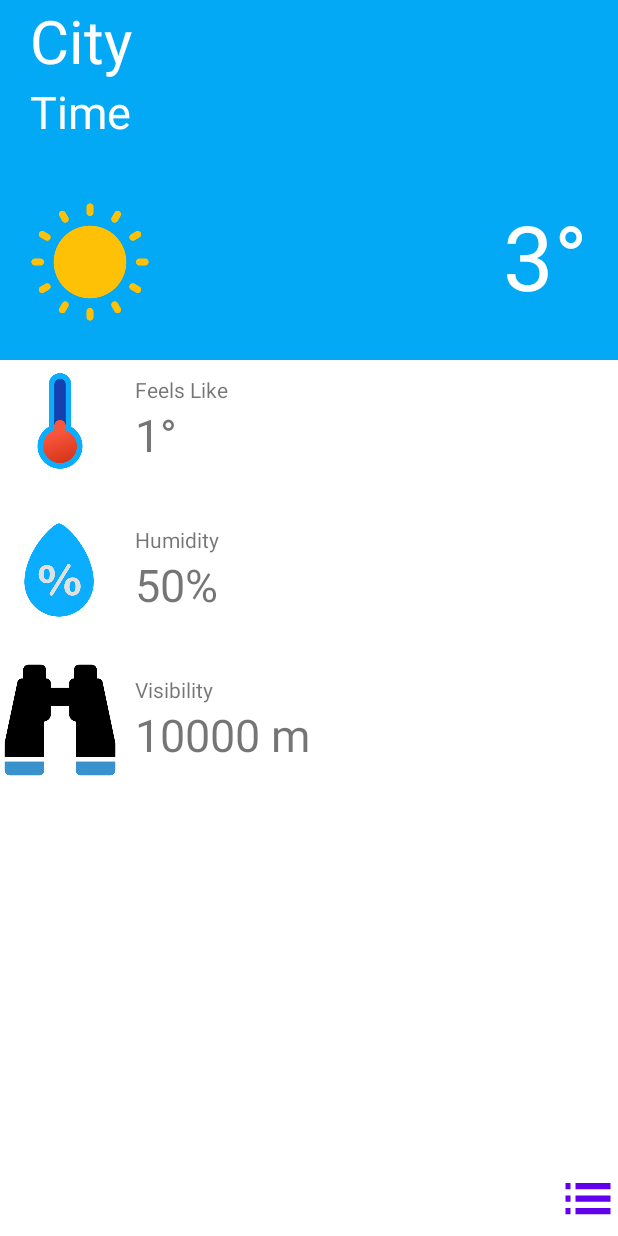
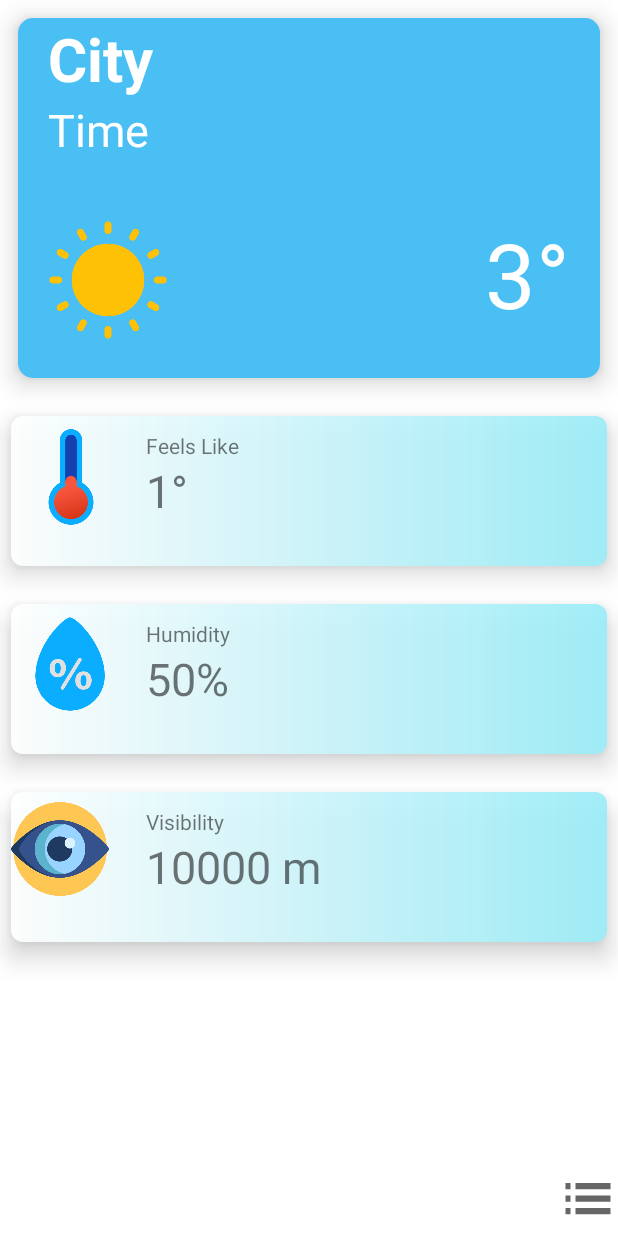
Before and after one commit to huypham85/Weather-Now-App, an Android app: the MainActivity screen opened directly, with no data from a screen before it, on a phone screen of 412 x 824 dp. Run offline under Robolectric (Android 15) with nearby library versions, the phone set to English and light mode, and no system bars; 9 statements that could not run were skipped.

Commit message:
update UI

```diff
--- a/app/src/main/AndroidManifest.xml
+++ b/app/src/main/AndroidManifest.xml
@@ -10,7 +10,8 @@
         android:label="@string/app_name"
         android:roundIcon="@mipmap/ic_launcher_round"
         android:supportsRtl="true"
-        android:theme="@style/Theme.Weatherapp">
+        android:theme="@style/Theme.Weatherapp"
+        >
         <activity android:name=".SearchActivity"></activity>
         <activity android:name=".ListActivity">
             <intent-filter>
--- a/app/src/main/java/com/example/weatherapp/SearchActivity.java
+++ b/app/src/main/java/com/example/weatherapp/SearchActivity.java
@@ -11,6 +11,7 @@ import android.util.Log;
 import android.view.View;
 import android.widget.Button;
 import android.widget.EditText;
+import android.widget.ImageButton;
 import android.widget.ImageView;
 import android.widget.TextView;
 
@@ -23,7 +24,7 @@ import java.util.Locale;
 import java.util.concurrent.ExecutionException;
 
 public class SearchActivity extends AppCompatActivity {
-    Button btn;
+    ImageButton btn;
     EditText edt;
     String City;
     String Key="f4091b970e2542dc7791f8719512ecb1";
@@ -71,6 +72,7 @@ public class SearchActivity extends AppCompatActivity {
                 .putExtra("image",bitmap)
                 ;
          SearchActivity.this.startActivityForResult(intent, ListActivity.REQUEST_FROM_MAIN);
+         finish();
     }
 
     @Override
@@ -79,6 +81,7 @@ public class SearchActivity extends AppCompatActivity {
         setContentView(R.layout.activity_search);
         btn= findViewById(R.id.btn);
         edt = findViewById(R.id.edt);
+        getSupportActionBar().setTitle("Search");
     }
 
     @Override
--- /dev/null
+++ b/app/src/main/res/drawable/bg1.xml
@@ -0,0 +1,13 @@
+<?xml version="1.0" encoding="utf-8"?>
+<shape xmlns:android="http://schemas.android.com/apk/res/android"
+    android:shape="rectangle">
+    <solid android:color="#eeffffff" />
+    <corners android:bottomRightRadius="8dp"
+        android:bottomLeftRadius="8dp"
+        android:topRightRadius="8dp"
+        android:topLeftRadius="8dp"/>
+    <gradient
+        android:startColor="@color/white"
+        android:endColor="#9BEDF8"
+        />
+</shape>
--- /dev/null
+++ b/app/src/main/res/drawable/bg_weather.xml
@@ -0,0 +1,10 @@
+<?xml version="1.0" encoding="utf-8"?>
+<shape xmlns:android="http://schemas.android.com/apk/res/android"
+    android:shape="rectangle"
+    >
+    <solid android:color="#4ABFF4" />
+    <corners android:bottomRightRadius="10dp"
+        android:bottomLeftRadius="10dp"
+        android:topRightRadius="10dp"
+        android:topLeftRadius="10dp"/>
+</shape>
--- a/app/src/main/res/drawable/ic_baseline_add_circle_outline_24.xml
+++ b/app/src/main/res/drawable/ic_baseline_add_circle_outline_24.xml
@@ -3,8 +3,8 @@
     android:height="24dp"
     android:viewportWidth="24"
     android:viewportHeight="24"
-    android:tint="?attr/colorControlNormal">
+    android:tint="#913232">
   <path
-      android:fillColor="@android:color/white"
+      android:fillColor="@color/purple_200"
       android:pathData="M13,7h-2v4L7,11v2h4v4h2v-4h4v-2h-4L13,7zM12,2C6.48,2 2,6.48 2,12s4.48,10 10,10 10,-4.48 10,-10S17.52,2 12,2zM12,20c-4.41,0 -8,-3.59 -8,-8s3.59,-8 8,-8 8,3.59 8,8 -3.59,8 -8,8z"/>
 </vector>
--- a/app/src/main/res/drawable/ic_baseline_list_24.xml
+++ b/app/src/main/res/drawable/ic_baseline_list_24.xml
@@ -5,6 +5,6 @@
     android:viewportHeight="24"
     android:tint="?attr/colorControlNormal">
   <path
-      android:fillColor="@android:color/white"
+      android:fillColor="@color/black"
       android:pathData="M3,13h2v-2L3,11v2zM3,17h2v-2L3,15v2zM3,9h2L5,7L3,7v2zM7,13h14v-2L7,11v2zM7,17h14v-2L7,15v2zM7,7v2h14L21,7L7,7z"/>
 </vector>
--- /dev/null
+++ b/app/src/main/res/drawable/ic_baseline_search_24.xml
@@ -0,0 +1,6 @@
+<vector android:alpha="0.8" android:height="24dp"
+    android:tint="#0791A3" android:viewportHeight="24"
+
+    android:viewportWidth="24" android:width="24dp" xmlns:android="http://schemas.android.com/apk/res/android">
+    <path android:fillColor="@android:color/white" android:pathData="M15.5,14h-0.79l-0.28,-0.27C15.41,12.59 16,11.11 16,9.5 16,5.91 13.09,3 9.5,3S3,5.91 3,9.5 5.91,16 9.5,16c1.61,0 3.09,-0.59 4.23,-1.57l0.27,0.28v0.79l5,4.99L20.49,19l-4.99,-5zM9.5,14C7.01,14 5,11.99 5,9.5S7.01,5 9.5,5 14,7.01 14,9.5 11.99,14 9.5,14z"/>
+</vector>
--- a/app/src/main/res/layout/activity_main.xml
+++ b/app/src/main/res/layout/activity_main.xml
@@ -8,13 +8,17 @@
     <RelativeLayout
         android:id="@+id/rlWeather"
         android:layout_width="wrap_content"
-        android:layout_height="wrap_content"
+        android:layout_height="match_parent"
         >
         <RelativeLayout
             android:id="@+id/rlMain"
             android:layout_width="match_parent"
             android:layout_height="240dp"
-            android:background="#03A9F4">
+            android:layout_marginLeft="12dp"
+            android:layout_marginTop="12dp"
+            android:layout_marginRight="12dp"
+            android:elevation="10dp"
+            android:background="@drawable/bg_weather">
 
             <TextView
                 android:id="@+id/txtCity"
@@ -22,6 +26,7 @@
                 android:layout_height="wrap_content"
                 android:layout_marginLeft="20dp"
                 android:fontFamily="sans-serif"
+                android:textStyle="bold"
                 android:text="City"
                 android:textColor="#ffff"
                 android:textSize="40dp" />
@@ -62,100 +67,120 @@
             android:layout_width="match_parent"
             android:layout_height="100dp"
             android:layout_below="@id/rlMain"
+            android:layout_marginTop="25dp"
+            android:elevation="10dp"
+            android:background="@drawable/bg1"
+            android:layout_marginLeft="7dp"
+            android:layout_marginRight="7dp"
             >
+
             <ImageView
                 android:id="@+id/imgFeel"
                 android:layout_width="80dp"
                 android:layout_height="80dp"
-                android:src="@drawable/feel_like"
-                />
+                android:src="@drawable/feel_like" />
+
             <TextView
                 android:id="@+id/txtTitleFeel"
                 android:layout_width="wrap_content"
                 android:layout_height="wrap_content"
-                android:text="Feels Like"
+                android:layout_marginLeft="90dp"
                 android:layout_marginTop="10dp"
-                android:layout_marginLeft="90dp"
                 android:fontFamily="sans-serif"
-                />
+                android:text="Feels Like" />
+
             <TextView
                 android:id="@+id/txtValueFeel"
                 android:layout_width="wrap_content"
                 android:layout_height="wrap_content"
-                android:text="1°"
                 android:layout_below="@+id/txtTitleFeel"
                 android:layout_marginLeft="90dp"
-                android:textSize="30dp"
                 android:fontFamily="sans-serif"
-                />
+                android:text="1°"
+                android:textSize="30dp" />
         </RelativeLayout>
+
         <RelativeLayout
             android:id="@+id/rlHumidity"
             android:layout_width="match_parent"
             android:layout_height="100dp"
             android:layout_below="@id/rlFeel"
-            >
+            android:layout_marginTop="25dp"
+            android:elevation="10dp"
+            android:background="@drawable/bg1"
+            android:layout_marginLeft="7dp"
+            android:layout_marginRight="7dp">
+
             <ImageView
                 android:id="@+id/imgHumidity"
                 android:layout_width="80dp"
                 android:layout_height="80dp"
-                android:src="@drawable/humidity"
-                />
+                android:src="@drawable/humidity" />
+
             <TextView
                 android:id="@+id/txtTitleHumidity"
                 android:layout_width="wrap_content"
                 android:layout_height="wrap_content"
-                android:text="Humidity"
+                android:layout_marginLeft="90dp"
                 android:layout_marginTop="10dp"
-                android:layout_marginLeft="90dp"
                 android:fontFamily="sans-serif"
-                />
+                android:text="Humidity" />
+
             <TextView
                 android:id="@+id/txtValueHumidity"
                 android:layout_width="wrap_content"
                 android:layout_height="wrap_content"
-                android:text="50%"
                 android:layout_below="@+id/txtTitleHumidity"
                 android:layout_marginLeft="90dp"
-                android:textSize="30dp"
                 android:fontFamily="sans-serif"
-                />
+                android:text="50%"
+                android:textSize="30dp" />
         </RelativeLayout>
+
         <RelativeLayout
             android:id="@+id/rlView"
             android:layout_width="match_parent"
             android:layout_height="100dp"
             android:layout_below="@id/rlHumidity"
-            >
+            android:layout_marginTop="25dp"
+            android:elevation="10dp"
+            android:background="@drawable/bg1"
+            android:layout_marginLeft="7dp"
+            android:layout_marginRight="7dp">
+
             <ImageView
                 android:id="@+id/imgView"
-                android:layout_width="80dp"
-                android:layout_height="80dp"
-                android:src="@drawable/view"
-                />
+                android:layout_width="65dp"
+                android:layout_height="65dp"
+                android:layout_marginTop="5dp"
+                android:src="@drawable/eye" />
+
             <TextView
                 android:id="@+id/txtTitleView"
                 android:layout_width="wrap_content"
                 android:layout_height="wrap_content"
-                android:text="Visibility"
+                android:layout_marginLeft="90dp"
                 android:layout_marginTop="10dp"
-                android:layout_marginLeft="90dp"
                 android:fontFamily="sans-serif"
-                />
+                android:text="Visibility" />
+
             <TextView
                 android:id="@+id/txtValueView"
                 android:layout_width="wrap_content"
                 android:layout_height="wrap_content"
-                android:text="10000 m"
                 android:layout_below="@+id/txtTitleView"
                 android:layout_marginLeft="90dp"
-                android:textSize="30dp"
                 android:fontFamily="sans-serif"
-                />
+                android:text="10000 m"
+                android:textSize="30dp" />
+
+            <Space
+                android:layout_width="wrap_content"
+                android:layout_height="wrap_content" />
         </RelativeLayout>
     </RelativeLayout>
 
-    <Button
+    <ImageButton
         android:id="@+id/backBtn"
         android:layout_width="50dp"
         android:layout_height="50dp"
@@ -163,6 +188,7 @@
         android:layout_marginStart="372dp"
         android:layout_alignParentBottom="true"
         android:layout_marginBottom="0dp"
+
         android:tooltipText="Save city and back to list"
         android:background="@drawable/ic_baseline_list_24"
         android:onClick="Back" />
```
Also changed, not shown: app/src/main/java/com/example/weatherapp/ListActivity.java (+27 -0 lines), app/src/main/java/com/example/weatherapp/MainActivity.java (+12 -50 lines), app/src/main/res/drawable/bg_search.xml (added, +13 -0 lines), app/src/main/res/layout/activity_list.xml (+6 -5 lines), app/src/main/res/layout/activity_search.xml (+24 -12 lines), app/src/main/res/layout/item_name.xml (+5 -3 lines), app/src/main/res/drawable/eye.png (added).
